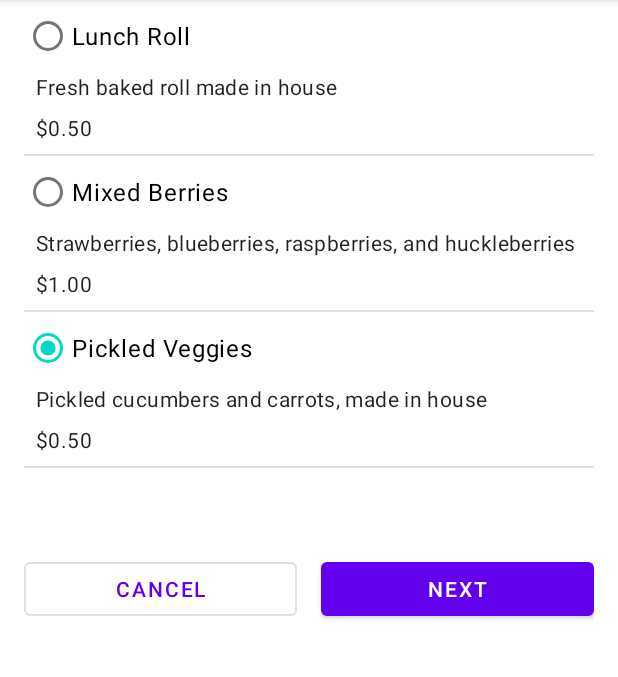
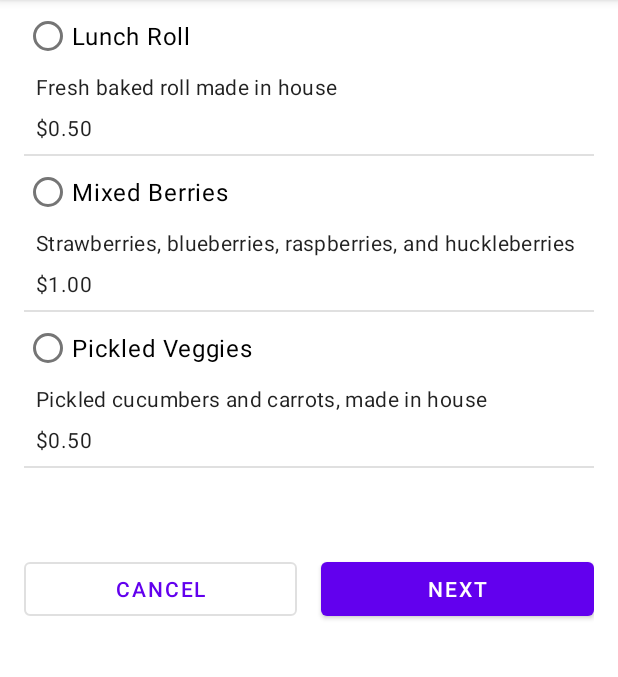
Before and after one commit to PaoloCaldera-androidTraining/lunchTray, an Android app: the fragment AccompanimentMenuFragment shown on its own in the app's theme, after a tap on "CANCEL", on a phone screen of 412 x 824 dp, the part 84-761 px from its top. Run offline under Robolectric (Android 15) with nearby library versions, the phone set to English and light mode, and no system bars; our stand-ins replace data binding; 2 statements that could not run were skipped; 3 other taps on this screen came first.

```diff
--- a/app/src/main/java/com/example/lunchtray/MainActivity.kt
+++ b/app/src/main/java/com/example/lunchtray/MainActivity.kt
@@ -34,7 +34,6 @@ class MainActivity : AppCompatActivity() {
         binding = ActivityMainBinding.inflate(layoutInflater)
         setContentView(binding.root)
 
-        // TODO: Retrieve NavController from the NavHostFragment
         val navHostFragment =
             supportFragmentManager.findFragmentById(R.id.nav_host_fragment_container) as NavHostFragment
         navController = navHostFragment.navController
--- a/app/src/main/res/layout/activity_main.xml
+++ b/app/src/main/res/layout/activity_main.xml
@@ -21,12 +21,12 @@
     android:layout_width="match_parent"
     android:layout_height="match_parent">
 
-    <!-- TODO: Add a FragmentContainerView with navigation/mobile_navigation as the navHost -->
     <androidx.fragment.app.FragmentContainerView
         android:id="@+id/nav_host_fragment_container"
         android:name="androidx.navigation.fragment.NavHostFragment"
         android:layout_width="match_parent"
         android:layout_height="match_parent"
-        app:defaultNavHost="true" />
+        app:defaultNavHost="true"
+        app:navGraph="@navigation/mobile_navigation" />
 
 </androidx.constraintlayout.widget.ConstraintLayout>
--- a/app/src/main/res/layout/fragment_accompaniment_menu.xml
+++ b/app/src/main/res/layout/fragment_accompaniment_menu.xml
@@ -58,7 +58,7 @@
                     android:layout_height="wrap_content"
                     android:textAppearance="?attr/textAppearanceBody1"
                     android:checked='@{viewModel.accompaniment.equals(viewModel.menuItems["bread"])}'
-                    android:onClick='@{() -> viewModel.setAccompaniment(viewModel.menuItems["bread"])}'
+                    android:onClick='@{() -> viewModel.setAccompaniment("bread")}'
                     android:text='@{viewModel.menuItems["bread"].name}'
                     tools:text="Accompaniment 1" />
 
@@ -87,7 +87,7 @@
                     android:layout_height="wrap_content"
                     android:textAppearance="?attr/textAppearanceBody1"
                     android:checked='@{viewModel.accompaniment.equals(viewModel.menuItems["berries"])}'
-                    android:onClick='@{() -> viewModel.setAccompaniment(viewModel.menuItems["berries"])}'
+                    android:onClick='@{() -> viewModel.setAccompaniment("berries")}'
                     android:text='@{viewModel.menuItems["berries"].name}'
                     tools:text="Accompaniment 2" />
 
@@ -118,7 +118,7 @@
                     android:layout_height="wrap_content"
                     android:textAppearance="?attr/textAppearanceBody1"
                     android:checked='@{viewModel.accompaniment.equals(viewModel.menuItems["pickles"])}'
-                    android:onClick='@{() -> viewModel.setAccompaniment(viewModel.menuItems["pickles"])}'
+                    android:onClick='@{() -> viewModel.setAccompaniment("pickles")}'
                     android:text='@{viewModel.menuItems["pickles"].name}'
                     tools:text="Accompaniment 3" />
 
--- a/app/src/main/res/layout/fragment_entree_menu.xml
+++ b/app/src/main/res/layout/fragment_entree_menu.xml
@@ -81,7 +81,6 @@
                     app:layout_constraintStart_toStartOf="parent"
                     app:layout_constraintTop_toBottomOf="@id/cauliflower_description" />
 
-                <!-- TODO: set the entree in the view model when the RadioButton is clicked -->
                 <RadioButton
                     android:id="@+id/chili"
                     android:layout_width="wrap_content"
```
Also changed, not shown: app/src/main/res/layout/fragment_side_menu.xml (+4 -4 lines), 147 other files.
